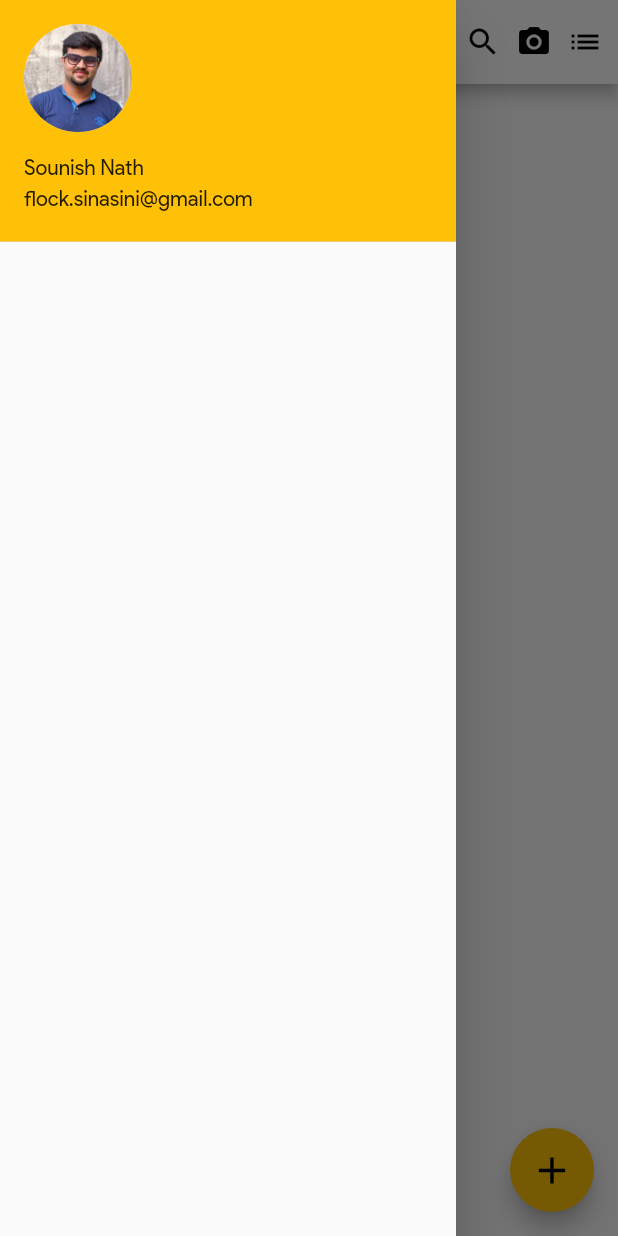
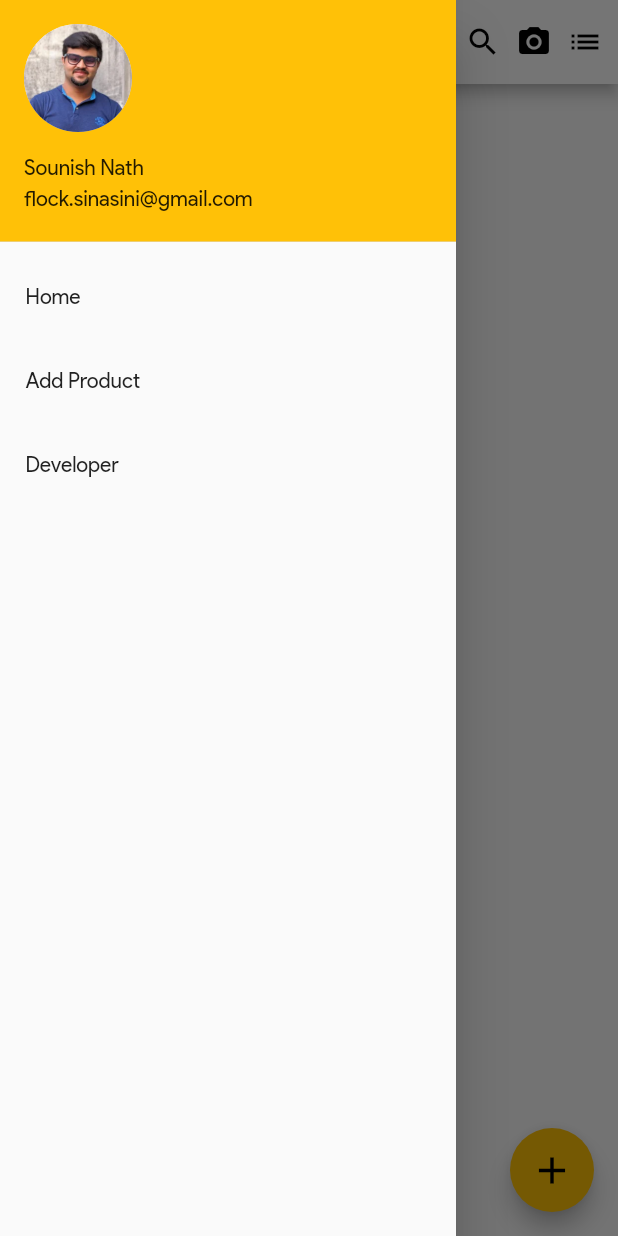
Before and after one commit to sounishnath003/price_list_firebase, a Flutter app: the screen it shows after launch, with the side drawer open, on a phone screen of 412 x 824 dp. Run offline on Flutter 3.47's test engine with Material 2 defaults, Android fonts, the phone set to English and light mode, and no system bars; our stand-ins replace cloud_firestore; accounts and stored records are empty.

Commit message:
nwe product psgr

```diff
--- a/lib/MyHomePage.dart
+++ b/lib/MyHomePage.dart
@@ -1,5 +1,6 @@
 import 'package:flutter/material.dart';
 import 'package:cloud_firestore/cloud_firestore.dart';
+import 'package:price_list/NewProductPage.dart';
 import 'package:price_list/ProductListing.dart';
 
 
@@ -55,12 +56,27 @@ class _MyHomePageState extends State<MyHomePage> {
               currentAccountPicture: CircleAvatar(
                 backgroundImage: AssetImage("Assets/0.webp"),
               ),
+              ),
+              Padding(
+                padding: const EdgeInsets.all(1.0),
+                child: Column(
+                  mainAxisAlignment: MainAxisAlignment.center,
+                  crossAxisAlignment: CrossAxisAlignment.start,
+                  mainAxisSize: MainAxisSize.min,
+                  children: <Widget>[
+                    // InkWell(child: Text("Home")),
+                    // InkWell(child: Text("Add Product")),
+                    ListTile(title: Text("Home"),),
+                    ListTile(title: Text("Add Product"),),
+                    ListTile(title: Text("Developer"),),
+                  ],
+                ),
               )
           ],
         ),
       ),
       floatingActionButton: FloatingActionButton(
-        onPressed: (){},
+        onPressed: () => NewProductPage() ,
         tooltip: 'Increment',
         child: Icon(Icons.add, size: 30,),
       ),
--- a/lib/ProductListing.dart
+++ b/lib/ProductListing.dart
@@ -51,6 +51,7 @@ class _ProductListingState extends State<ProductListing> {
 
    modalDialogUp() {
     print("Hello");
+    Future.delayed(const Duration(milliseconds: 450), () {
       final snackBar = SnackBar(
         backgroundColor: Colors.yellow,
         duration: const Duration(milliseconds: 820),
@@ -61,6 +62,7 @@ class _ProductListingState extends State<ProductListing> {
         ),
         );
       Scaffold.of(context).showSnackBar(snackBar) ;
+    });
   }
 
 
```
Also changed, not shown: lib/NewProductPage.dart (added, +16 -0 lines). Lines whose indentation alone changed are shown as unchanged.
